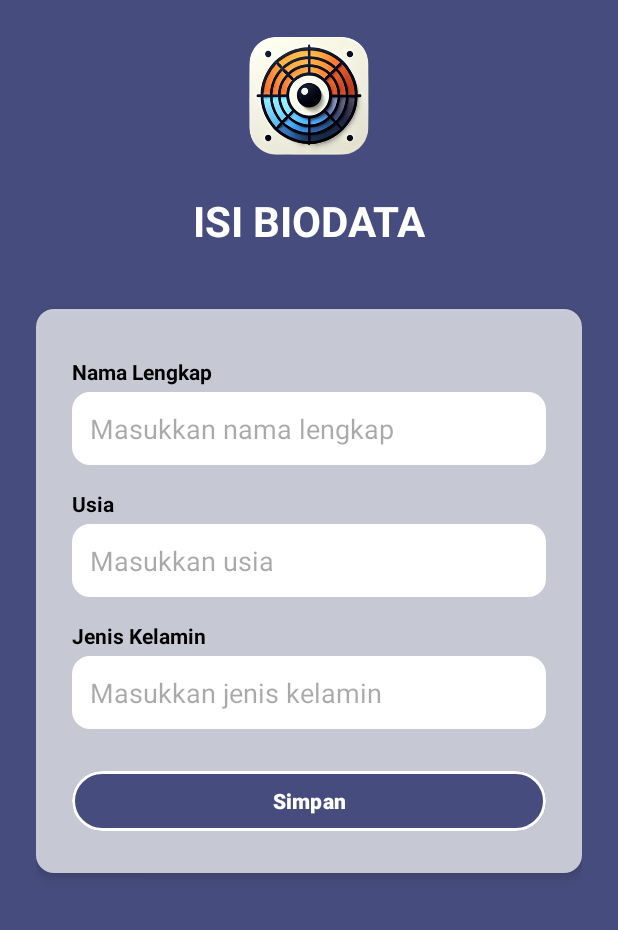
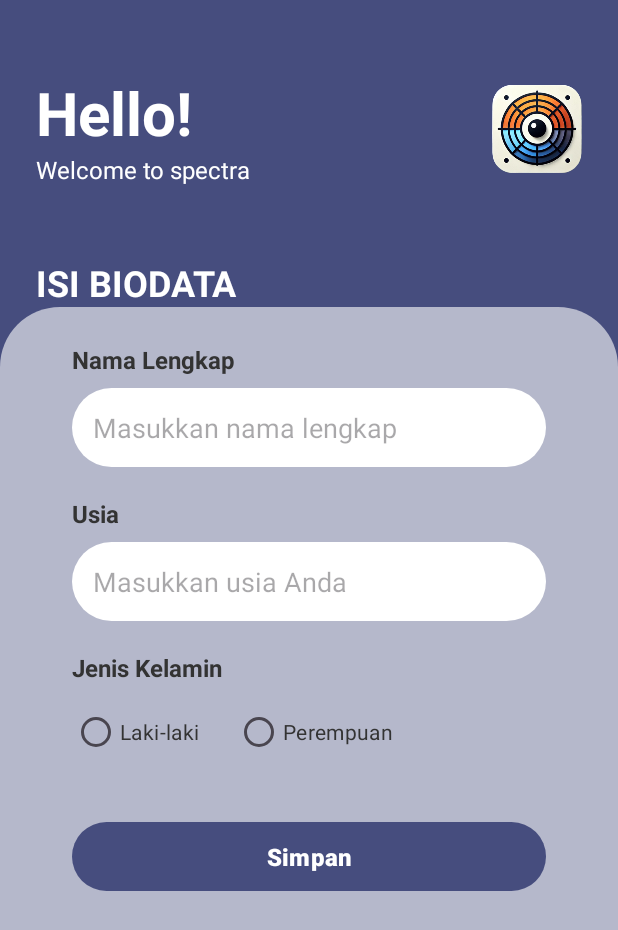
Before and after one commit to TinkerThinkerThings/color-blind-project, an Android app: the FormActivity screen opened directly, with no data from a screen before it, on a phone screen of 412 x 824 dp. Shown: the top 930 px of the screen. Run offline under Robolectric (Android 15) with nearby library versions, the phone set to English and light mode, and no system bars; our stand-ins replace Room's generated code.

Commit message:
UI Form : merubah tampilan, UI : Menambahkan menuoption

```diff
--- a/app/src/main/AndroidManifest.xml
+++ b/app/src/main/AndroidManifest.xml
@@ -11,6 +11,9 @@
         android:roundIcon="@mipmap/ic_launcher_round"
         android:supportsRtl="true"
         android:theme="@style/Theme.Spectra">
+        <activity
+            android:name=".UI.menu.MenuOptionActivity"
+            android:exported="false" />
         <activity
             android:name=".UI.form.FormActivity"
             android:exported="false" />
--- a/app/src/main/java/com/colorblind/spectra/data/lokal/entity/EntityBiodata.kt
+++ b/app/src/main/java/com/colorblind/spectra/data/lokal/entity/EntityBiodata.kt
@@ -5,7 +5,8 @@ import androidx.room.PrimaryKey
 
 @Entity(tableName = "biodata")
 data class EntityBiodata(
-    @PrimaryKey(autoGenerate = true) val id: Int = 0,
+    @PrimaryKey(autoGenerate = true)
+    val id: Int = 0,
     val nama: String,
     val usia: Int,
     val jenisKelamin: String
--- a/app/src/main/java/com/colorblind/spectra/data/lokal/room/BiodataDao.kt
+++ b/app/src/main/java/com/colorblind/spectra/data/lokal/room/BiodataDao.kt
@@ -7,9 +7,14 @@ import com.colorblind.spectra.data.lokal.entity.EntityBiodata
 
 @Dao
 interface BiodataDao {
+
     @Insert
     suspend fun insert(biodata: EntityBiodata)
 
+    @Query("SELECT * FROM biodata ORDER BY id DESC LIMIT 1")
+    suspend fun getLatest(): EntityBiodata?
+
+    // Opsional kalau mau lihat semua data
     @Query("SELECT * FROM biodata")
     suspend fun getAll(): List<EntityBiodata>
 }
--- /dev/null
+++ b/app/src/main/res/drawable/btn_rounded_bg.xml
@@ -0,0 +1,4 @@
+<shape xmlns:android="http://schemas.android.com/apk/res/android">
+    <solid android:color="#FFFFFF"/>
+    <corners android:radius="8dp"/>
+</shape>
--- a/app/src/main/res/drawable/editttext_background.xml
+++ b/app/src/main/res/drawable/editttext_background.xml
@@ -1,5 +1,11 @@
 <?xml version="1.0" encoding="utf-8"?>
-<shape xmlns:android="http://schemas.android.com/apk/res/android">
-    <solid android:color="#FFFFFF"/>
-    <corners android:radius="12dp"/>
+<shape xmlns:android="http://schemas.android.com/apk/res/android"
+    android:shape="rectangle">
+    <solid android:color="#FFFFFF" />
+    <corners android:radius="50dp" /> <!-- Bentuk oval panjang -->
+    <padding
+        android:left="12dp"
+        android:top="12dp"
+        android:right="12dp"
+        android:bottom="12dp"/>
 </shape>
--- /dev/null
+++ b/app/src/main/res/drawable/header_background.xml
@@ -0,0 +1,4 @@
+<shape xmlns:android="http://schemas.android.com/apk/res/android">
+    <solid android:color="#464D7E"/>
+    <corners android:bottomLeftRadius="40dp" android:bottomRightRadius="40dp"/>
+</shape>
--- /dev/null
+++ b/app/src/main/res/drawable/ic_arrow_back.xml
@@ -0,0 +1,5 @@
+<vector xmlns:android="http://schemas.android.com/apk/res/android" android:autoMirrored="true" android:height="24dp" android:tint="#000000" android:viewportHeight="24" android:viewportWidth="24" android:width="24dp">
+
+    <path android:fillColor="@android:color/white" android:pathData="M11.67,3.87L9.9,2.1 0,12l9.9,9.9 1.77,-1.77L3.54,12z"/>
+
+</vector>
--- /dev/null
+++ b/app/src/main/res/drawable/menu_item_bg.xml
@@ -0,0 +1,5 @@
+<shape xmlns:android="http://schemas.android.com/apk/res/android">
+    <solid android:color="#FFFFFF"/>
+    <corners android:radius="16dp"/>
+    <stroke android:width="1dp" android:color="#E0E0E0"/>
+</shape>
--- a/app/src/main/res/drawable/rounded_bg.xml
+++ b/app/src/main/res/drawable/rounded_bg.xml
@@ -1,5 +1,13 @@
 <?xml version="1.0" encoding="utf-8"?>
-<shape xmlns:android="http://schemas.android.com/apk/res/android">
-    <solid android:color="#B5FFFFFF" />
-    <corners android:radius="12dp" />
+<shape xmlns:android="http://schemas.android.com/apk/res/android"
+    android:shape="rectangle">
+
+    <!-- Warna latar belakang -->
+    <solid android:color="#99FFFFFF" />
+
+    <!-- Radius hanya di atas kiri & kanan -->
+    <corners
+        android:topLeftRadius="40dp"
+        android:topRightRadius="40dp" />
+
 </shape>
--- a/app/src/main/res/layout/activity_form.xml
+++ b/app/src/main/res/layout/activity_form.xml
@@ -1,54 +1,89 @@
 <?xml version="1.0" encoding="utf-8"?>
-<LinearLayout xmlns:android="http://schemas.android.com/apk/res/android"
+<androidx.constraintlayout.widget.ConstraintLayout
+    xmlns:android="http://schemas.android.com/apk/res/android"
     xmlns:app="http://schemas.android.com/apk/res-auto"
+    xmlns:tools="http://schemas.android.com/tools"
     android:layout_width="match_parent"
     android:layout_height="match_parent"
-    xmlns:tools="http://schemas.android.com/tools"
-    android:orientation="vertical"
-    android:gravity="center_horizontal"
     android:background="#464D7E"
-    android:padding="24dp"
-    tools:context=".UI.form.FormActivity">
+    tools:context="UI.form.FormActivity">
 
-    <!-- Logo -->
+    <!-- Bagian atas Hello + Welcome + Logo -->
+    <TextView
+        android:id="@+id/tvHello"
+        android:layout_width="wrap_content"
+        android:layout_height="wrap_content"
+        android:layout_marginStart="24dp"
+        android:layout_marginTop="48dp"
+        android:text="Hello!"
+        android:textColor="@android:color/white"
+        android:textSize="40sp"
+        android:textStyle="bold"
+        app:layout_constraintStart_toStartOf="parent"
+        app:layout_constraintTop_toTopOf="parent"/>
+
+    <TextView
+        android:id="@+id/tvWelcome"
+        android:layout_width="wrap_content"
+        android:layout_height="wrap_content"
+        android:text="Welcome to spectra"
+        android:textColor="@android:color/white"
+        android:textSize="16sp"
+        app:layout_constraintStart_toStartOf="@id/tvHello"
+        app:layout_constraintTop_toBottomOf="@id/tvHello"/>
+
     <ImageView
         android:id="@+id/logoImage"
-        android:layout_width="80dp"
-        android:layout_height="80dp"
+        android:layout_width="60dp"
+        android:layout_height="60dp"
+        android:layout_marginEnd="24dp"
         android:src="@drawable/logo"
-        android:layout_marginBottom="24dp"/>
+        app:layout_constraintBottom_toBottomOf="@id/tvWelcome"
+        app:layout_constraintEnd_toEndOf="parent"
+        app:layout_constraintTop_toTopOf="@id/tvHello"/>
 
-    <!-- Judul -->
     <TextView
         android:id="@+id/tvTitle"
         android:layout_width="wrap_content"
         android:layout_height="wrap_content"
+        android:layout_marginTop="48dp"
         android:text="ISI BIODATA"
-        android:textSize="28sp"
+        android:textColor="@android:color/white"
+        android:textSize="24sp"
         android:textStyle="bold"
-        android:textColor="#FFFFFF"
-        android:layout_marginBottom="24dp"/>
+        app:layout_constraintStart_toStartOf="@id/tvHello"
+        app:layout_constraintTop_toBottomOf="@id/tvWelcome"/>
 
-    <!-- Card container -->
+    <!-- View sebagai rounded background, full kiri-kanan-bawah -->
+    <View
+        android:id="@+id/roundedBgView"
+        android:layout_width="0dp"
+        android:layout_height="0dp"
+        android:background="@drawable/rounded_bg"
+        app:layout_constraintTop_toBottomOf="@id/tvTitle"
+        app:layout_constraintStart_toStartOf="parent"
+        app:layout_constraintEnd_toEndOf="parent"
+        app:layout_constraintBottom_toBottomOf="parent"/>
+
+    <!-- Konten form di atas View background -->
     <LinearLayout
-        android:layout_width="match_parent"
+        android:layout_width="0dp"
         android:layout_height="wrap_content"
-        android:background="@drawable/rounded_bg"
         android:orientation="vertical"
         android:padding="24dp"
-        android:layout_marginTop="16dp"
-        android:layout_marginBottom="16dp"
-        android:elevation="4dp">
+        android:layout_marginStart="24dp"
+        android:layout_marginEnd="24dp"
+        app:layout_constraintTop_toTopOf="@id/roundedBgView"
+        app:layout_constraintStart_toStartOf="parent"
+        app:layout_constraintEnd_toEndOf="parent">
 
-
-        <!-- Nama Lengkap -->
         <TextView
-            android:layout_width="match_parent"
+            android:layout_width="wrap_content"
             android:layout_height="wrap_content"
             android:text="Nama Lengkap"
-            android:textColor="#000000"
+            android:textColor="#333333"
             android:textStyle="bold"
-            android:layout_marginTop="8dp"/>
+            android:textSize="16sp"/>
 
         <EditText
             android:id="@+id/namaLengkapEdit"
@@ -56,59 +91,72 @@
             android:layout_height="wrap_content"
             android:hint="Masukkan nama lengkap"
             android:background="@drawable/editttext_background"
-            android:padding="12dp"
-            android:layout_marginTop="4dp"/>
+            android:padding="14dp"
+            android:layout_marginTop="8dp"/>
 
-        <!-- Usia -->
         <TextView
-            android:layout_width="match_parent"
+            android:layout_width="wrap_content"
             android:layout_height="wrap_content"
             android:text="Usia"
-            android:textColor="#000000"
+            android:textColor="#333333"
             android:textStyle="bold"
-            android:layout_marginTop="16dp"/>
+            android:textSize="16sp"
+            android:layout_marginTop="20dp"/>
 
         <EditText
             android:id="@+id/usiaEdit"
             android:layout_width="match_parent"
             android:layout_height="wrap_content"
-            android:hint="Masukkan usia"
+            android:hint="Masukkan usia Anda"
+            android:inputType="number"
             android:background="@drawable/editttext_background"
-            android:padding="12dp"
-            android:layout_marginTop="4dp"/>
+            android:padding="14dp"
+            android:layout_marginTop="8dp"/>
 
-        <!-- Jenis Kelamin -->
         <TextView
+            android:layout_width="wrap_content"
+            android:layout_height="wrap_content"
+            android:text="Jenis Kelamin"
+            android:textColor="#333333"
+            android:textStyle="bold"
+            android:textSize="16sp"
+            android:layout_marginTop="20dp"/>
+
+        <RadioGroup
+            android:id="@+id/radioGroupJenisKelamin"
             android:layout_width="match_parent"
             android:layout_height="wrap_content"
-            android:text="Jenis Kelamin"
-            android:textColor="#000000"
-            android:textStyle="bold"
-            android:layout_marginTop="16dp"/>
+            android:orientation="horizontal"
+            android:layout_marginTop="8dp">
 
-        <EditText
-            android:id="@+id/jenisKelaminEdit"
-            android:layout_width="match_parent"
-            android:layout_height="wrap_content"
-            android:hint="Masukkan jenis kelamin"
-            android:background="@drawable/editttext_background"
-            android:padding="12dp"
-            android:layout_marginTop="4dp"/>
+            <RadioButton
+                android:id="@+id/radioLaki"
+                android:layout_width="wrap_content"
+                android:layout_height="wrap_content"
+                android:text="Laki-laki"
+                android:textColor="#333333"/>
 
-        <!-- Tombol Simpan pakai MaterialButton -->
+            <RadioButton
+                android:id="@+id/radioPerempuan"
+                android:layout_width="wrap_content"
+                android:layout_height="wrap_content"
+                android:layout_marginStart="24dp"
+                android:text="Perempuan"
+                android:textColor="#333333"/>
+        </RadioGroup>
+
         <com.google.android.material.button.MaterialButton
             android:id="@+id/btnSimpan"
             android:layout_width="match_parent"
             android:layout_height="wrap_content"
-            android:layout_marginTop="24dp"
+            android:layout_marginTop="32dp"
             android:text="Simpan"
+            android:paddingVertical="12dp"
+            android:textSize="16sp"
             android:textStyle="bold"
             android:textColor="@android:color/white"
-            app:cornerRadius="50dp"
             app:backgroundTint="#464D7E"
-            app:strokeWidth="2dp"
-            app:strokeColor="@android:color/white" />
-
+            app:cornerRadius="24dp"/>
     </LinearLayout>
 
-</LinearLayout>
+</androidx.constraintlayout.widget.ConstraintLayout>
```
Also changed, not shown: app/src/main/java/com/colorblind/spectra/UI/SplashActivity.kt (+24 -5 lines), app/src/main/java/com/colorblind/spectra/UI/form/FormActivity.kt (+41 -6 lines), app/src/main/java/com/colorblind/spectra/UI/menu/MenuOptionActivity.kt (added, +54 -0 lines), app/src/main/res/layout/activity_menu_option.xml (added, +147 -0 lines), 2 other files.
